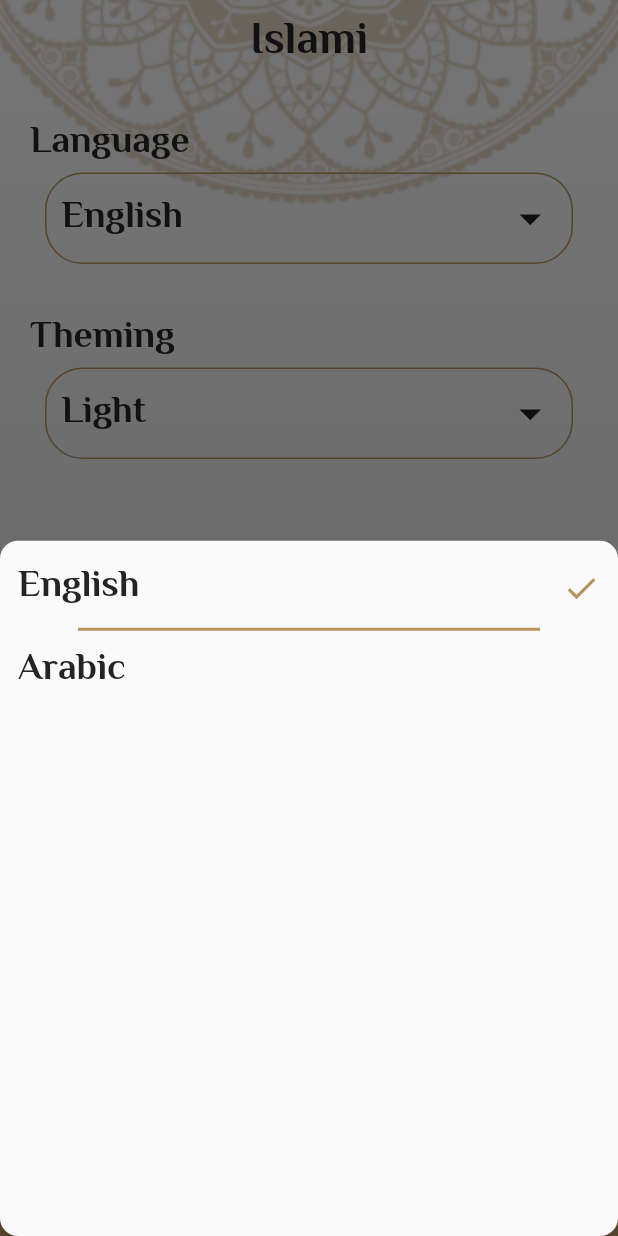
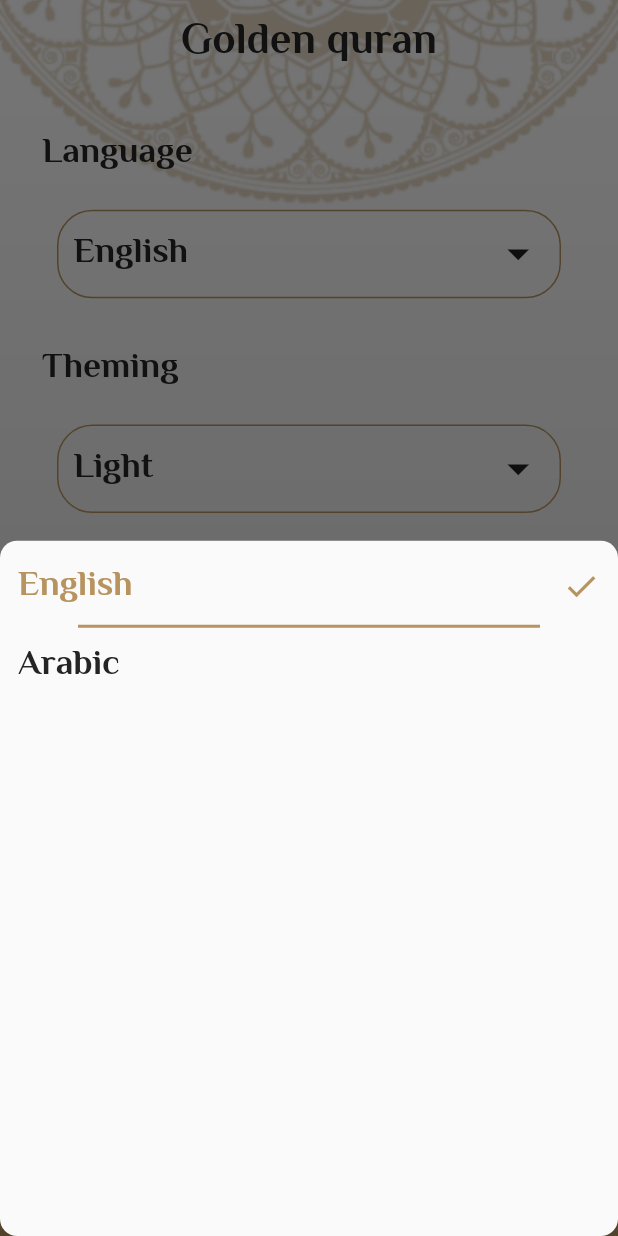
Before and after one commit to esraa-elgrwany/islami_flutter_app, a Flutter app: the screen it shows after launch, item 5 of the bottom bar chosen, after a tap on the "arrow drop down" icon, on a phone screen of 412 x 824 dp. Run offline on Flutter 3.47's test engine with Material 2 defaults, Android fonts, the phone set to English and light mode, and no system bars; our stand-ins replace audioplayers, flutter_screenutil, google_fonts; generated files the repository leaves out were written again; network calls fail.

Commit message:
final app

```diff
--- a/lib/BottomSheets/languagebottomsheet.dart
+++ b/lib/BottomSheets/languagebottomsheet.dart
@@ -24,7 +24,9 @@ class LanguageBottomSheet extends StatelessWidget {
                       .textTheme
                       .bodyMedium
                       ?.copyWith(color:
-                  Theme.of(context).colorScheme.secondary
+                      provider.modeApp==ThemeMode.light?
+                      MyThemeData.primaryColor:
+                      Colors.white
                  ),
                 ),
                 Spacer(),
@@ -52,7 +54,9 @@ class LanguageBottomSheet extends StatelessWidget {
                   style: Theme.of(context)
                       .textTheme
                       .bodyMedium
-                      ?.copyWith(color:  Theme.of(context).colorScheme.secondary
+                      ?.copyWith(color:  provider.modeApp==ThemeMode.dark?
+                  MyThemeData.yellow:
+                  MyThemeData.blackColor
                  ),
                 ),
                 Spacer(),
--- a/lib/hadethdetails.dart
+++ b/lib/hadethdetails.dart
@@ -42,7 +42,7 @@ class _HadethDetailsState extends State<HadethDetails> {
                 padding: const EdgeInsets.all(8.0),
                 child: ListView.separated(
                   separatorBuilder: (context, index) => Divider(
-                    color: Theme.of(context).colorScheme.primary,
+                    color: Theme.of(context).colorScheme.surface,
                     thickness: 1,
                     indent: 40,
                     endIndent: 40,
@@ -52,7 +52,7 @@ class _HadethDetailsState extends State<HadethDetails> {
                         child: Text(args.content[index],
                           style: Theme.of(context).textTheme.bodySmall!.copyWith(
                           color: provider.modeApp==ThemeMode.light?MyThemeData.blackColor:
-                          MyThemeData.yellow,
+                          Colors.white,
                           ),
                           textAlign: TextAlign.center,
                           textDirection: TextDirection.rtl,
--- a/lib/l10n/app_ar.arb
+++ b/lib/l10n/app_ar.arb
@@ -1,5 +1,5 @@
 {
-  "appTitle": "اسلامي",
+  "appTitle":"المصحف الذهبي",
   "suraName": "اسم السورة",
   "ahadeth": "الاحاديث ",
   "arabic": "عربي",
--- a/lib/l10n/app_en.arb
+++ b/lib/l10n/app_en.arb
@@ -1,5 +1,5 @@
 {
-  "appTitle": "Islami",
+  "appTitle": "Golden quran",
   "suraName": "Sura name",
   "ahadeth": "Ahadeth",
   "arabic": "Arabic",
--- a/lib/main.dart
+++ b/lib/main.dart
@@ -1,21 +1,20 @@
 import 'package:flutter/material.dart';
-import 'package:google_fonts/google_fonts.dart';
+import 'package:flutter_screenutil/flutter_screenutil.dart';
 import 'package:islami_project/hadethdetails.dart';
 import 'package:islami_project/homeScreen.dart';
 import 'package:islami_project/mythemedata.dart';
 import 'package:islami_project/providers/my_provider.dart';
-import 'package:islami_project/providers/sura_details_provider.dart';
+import 'package:islami_project/splash_screen.dart';
 import 'package:islami_project/suradetails.dart';
-import 'package:flutter_localizations/flutter_localizations.dart';
 import 'package:flutter_gen/gen_l10n/app_localizations.dart';
 import 'package:provider/provider.dart';
+
 void main() {
   runApp(MultiProvider(providers: [
-    ChangeNotifierProvider(create:(context) => MyProvider(),)
-    ,
-  ],
-
-      child: const MyApp()));
+    ChangeNotifierProvider(
+      create: (context) => MyProvider(),
+    ),
+  ], child: const MyApp()));
 }
 
 class MyApp extends StatelessWidget {
@@ -24,21 +23,27 @@ class MyApp extends StatelessWidget {
   // This widget is the root of your application.
   @override
   Widget build(BuildContext context) {
-    var pro=Provider.of<MyProvider>(context);
-    return MaterialApp(
+    var pro = Provider.of<MyProvider>(context);
+    return  ScreenUtilInit(
+      designSize: const Size(412, 873),
+      minTextAdapt: true,
+      splitScreenMode: true,
+      builder: (context, child) =>MaterialApp(
         localizationsDelegates: AppLocalizations.localizationsDelegates,
         supportedLocales: AppLocalizations.supportedLocales,
         locale: Locale(pro.languageCode),
         debugShowCheckedModeBanner: false,
-      initialRoute: HomeScreen.routeName,
+        initialRoute: SplashScreen.routeName,
         routes: {
+          SplashScreen.routeName:(context) => SplashScreen(),
           HomeScreen.routeName: (context) => HomeScreen(),
           SuraDetails.routeName: (context) => SuraDetails(),
           HadethDetails.routeName: (context) => HadethDetails(),
         },
-      themeMode:pro.modeApp ,
+        themeMode: pro.modeApp,
         theme: MyThemeData.lightTheme,
         darkTheme: MyThemeData.darkTheme,
+      ),
     );
   }
 }
--- a/lib/mythemedata.dart
+++ b/lib/mythemedata.dart
@@ -1,4 +1,5 @@
 import 'package:flutter/material.dart';
+import 'package:flutter_screenutil/flutter_screenutil.dart';
 import 'package:google_fonts/google_fonts.dart';
 
 class MyThemeData{
@@ -31,17 +32,17 @@ class MyThemeData{
       ),
       textTheme: TextTheme(
         bodySmall: GoogleFonts.elMessiri(
-          fontSize: 20,
+          fontSize: 20.sp,
           fontWeight: FontWeight.w400,
           color: blackColor,
         ),
         bodyMedium: GoogleFonts.elMessiri(
-          fontSize: 25,
+          fontSize: 25.sp,
           fontWeight: FontWeight.w700,
           color:Colors.white,
         ),
         bodyLarge: GoogleFonts.elMessiri(
-          fontSize: 30,
+          fontSize: 30.sp,
           fontWeight: FontWeight.bold,
           color: blackColor,
         ),
@@ -77,17 +78,17 @@ class MyThemeData{
       ),
       textTheme: TextTheme(
         bodySmall: GoogleFonts.elMessiri(
-          fontSize: 20,
+          fontSize: 20.sp,
           fontWeight: FontWeight.w400,
           color:Colors.white,
         ),
         bodyMedium: GoogleFonts.elMessiri(
-          fontSize: 25,
+          fontSize: 25.sp,
           fontWeight: FontWeight.w700,
           color:Colors.yellow,
         ),
         bodyLarge: GoogleFonts.elMessiri(
-          fontSize: 30,
+          fontSize: 30.sp,
           fontWeight: FontWeight.bold,
           color:Colors.white,
         ),
--- /dev/null
+++ b/lib/splash_screen.dart
@@ -0,0 +1,34 @@
+import 'dart:async';
+
+import 'package:flutter/material.dart';
+import 'package:islami_project/homeScreen.dart';
+import 'package:islami_project/providers/my_provider.dart';
+import 'package:provider/provider.dart';
+
+class SplashScreen extends StatefulWidget{
+ static const String routeName="splash_screen";
+
+  @override
+  State<SplashScreen> createState() => _SplashScreenState();
+}
+
+class _SplashScreenState extends State<SplashScreen> {
+  @override
+  void initState() {
+    Timer(const Duration(seconds: 2), () {
+      Navigator.pushReplacement(context,MaterialPageRoute(builder:
+      (context) =>  HomeScreen()));
+    });
+    super.initState();
+  }
+  @override
+  Widget build(BuildContext context) {
+    var pro=Provider.of<MyProvider>(context);
+    return Scaffold(
+      body:pro.modeApp==ThemeMode.light?Image.asset("assets/images/splash.png",width: double.infinity
+        ,fit: BoxFit.fill,)
+          :Image.asset("assets/images/dark_back.png",width: double.infinity
+        ,fit: BoxFit.fill,)
+    );
+  }
+}
--- a/lib/suradetails.dart
+++ b/lib/suradetails.dart
@@ -52,7 +52,7 @@ class _SuraDetailsState extends State<SuraDetails> {
                   padding: const EdgeInsets.all(8.0),
                   child: ListView.separated(
                     separatorBuilder: (context, index) =>  Divider(
-                        color: Theme.of(context).colorScheme.primary,
+                        color: Theme.of(context).colorScheme.surface,
                         thickness: 2,
                         indent: 40,
                         endIndent: 40,
@@ -62,7 +62,7 @@ class _SuraDetailsState extends State<SuraDetails> {
                           child: Text(
                        "${pro.verses[index]}(${index+1})",
                         style: Theme.of(context).textTheme.bodySmall!.copyWith(
-                          color: Theme.of(context).colorScheme.secondary,
+                          color: Theme.of(context).colorScheme.onBackground,
                         ),
                         textAlign: TextAlign.center,
                         textDirection: TextDirection.rtl,
--- a/lib/tabs/qurantab.dart
+++ b/lib/tabs/qurantab.dart
@@ -1,4 +1,5 @@
 import 'package:flutter/material.dart';
+import 'package:flutter_screenutil/flutter_screenutil.dart';
 import 'package:islami_project/mythemedata.dart';
 import 'package:islami_project/providers/my_provider.dart';
 import 'package:islami_project/providers/sura_details_provider.dart';
@@ -163,8 +164,8 @@ class QuranTab extends StatelessWidget {
                             ),
                           ),
                           Container(
-                            width: 2,
-                            height: 28,
+                            width: 2.w,
+                            height: 28.h,
                             child: VerticalDivider(
                               color: pro.modeApp == ThemeMode.light
                                   ? MyThemeData.primaryColor
@@ -243,7 +244,7 @@ class QuranTab extends StatelessWidget {
                                 ),
                                 Expanded(
                                   child: Center(
-                                    child:provider.versesLength.length<10?
+                                    child:provider.versesLength.length<15?
                                     CircularProgressIndicator(
                                       color: Theme.of(context).colorScheme.surface,
                                     )
--- a/lib/tabs/settingtab.dart
+++ b/lib/tabs/settingtab.dart
@@ -1,4 +1,5 @@
 import 'package:flutter/material.dart';
+import 'package:flutter_screenutil/flutter_screenutil.dart';
 import 'package:islami_project/BottomSheets/languagebottomsheet.dart';
 import 'package:islami_project/BottomSheets/themingbottomsheet.dart';
 import 'package:islami_project/mythemedata.dart';
@@ -18,7 +19,7 @@ class _SettingTabState extends State<SettingTab> {
   Widget build(BuildContext context) {
     var pro=Provider.of<MyProvider>(context);
     return Padding(
-      padding: const EdgeInsets.all(20),
+      padding: const EdgeInsets.all(28),
       child: Column(
         crossAxisAlignment: CrossAxisAlignment.start,
         children: [
@@ -26,14 +27,15 @@ class _SettingTabState extends State<SettingTab> {
               style: Theme.of(context)
                   .textTheme
                   .bodyMedium!
-                  .copyWith(color: Theme.of(context).colorScheme.secondary)),
+                  .copyWith(color: Theme.of(context).colorScheme.onBackground)),
+           SizedBox(height: 20.h,),
            Container(
               width: double.infinity,
               padding: EdgeInsets.all(10),
-              margin: EdgeInsets.symmetric(horizontal: 10),
+              margin: EdgeInsets.symmetric(horizontal: 10.w),
               decoration: BoxDecoration(
-                  borderRadius: BorderRadius.circular(25),
-                  border: Border.all(color: MyThemeData.primaryColor)),
+                  borderRadius: BorderRadius.circular(25.r),
+                  border: Border.all(color:Theme.of(context).colorScheme.surface)),
               child: Row(
                 children: [
                   Text(pro.languageCode=="en"?AppLocalizations.of(context)!.eng
@@ -41,7 +43,7 @@ class _SettingTabState extends State<SettingTab> {
                       style: Theme.of(context)
                           .textTheme
                           .bodyMedium!
-                          .copyWith(color:Theme.of(context).colorScheme.secondary,)),
+                          .copyWith(color:Theme.of(context).colorScheme.onBackground,)),
                   Spacer(),
                   InkWell(
                       onTap: showLangugeBottomSheet,
@@ -50,24 +52,25 @@ class _SettingTabState extends State<SettingTab> {
               ),
             ),
           SizedBox(
-            height: 30,
+            height: 30.h,
           ),
           Text(AppLocalizations.of(context)!.theme,
               style: Theme.of(context).textTheme.bodyMedium!.copyWith(
-                  color: Theme.of(context).colorScheme.secondary,
+                  color: Theme.of(context).colorScheme.onBackground,
                   )),
+         SizedBox(height: 20.h,),
          Container(
               width: double.infinity,
               padding: EdgeInsets.all(10),
-              margin: EdgeInsets.symmetric(horizontal: 10),
+              margin: EdgeInsets.symmetric(horizontal: 10.w),
               decoration: BoxDecoration(
-                  borderRadius: BorderRadius.circular(25),
-                  border: Border.all(color: MyThemeData.primaryColor)),
+                  borderRadius: BorderRadius.circular(25.r),
+                  border: Border.all(color:Theme.of(context).colorScheme.surface)),
               child: Row(
                 children: [
                   Text(pro.modeApp==ThemeMode.light?AppLocalizations.of(context)!.light:AppLocalizations.of(context)!.dark,
                       style: Theme.of(context).textTheme.bodyMedium!.copyWith(
-                          color: Theme.of(context).colorScheme.secondary,
+                          color: Theme.of(context).colorScheme.onBackground,
                           )),
                   Spacer(),
                   InkWell(
@@ -86,7 +89,7 @@ class _SettingTabState extends State<SettingTab> {
       context: context,
       //isScrollControlled: true,
       shape: OutlineInputBorder(
-          borderRadius: BorderRadius.circular(12),
+          borderRadius: BorderRadius.circular(12.r),
           borderSide: BorderSide(color: Colors.transparent)),
       builder: (context) => LanguageBottomSheet(),
     );
@@ -97,7 +100,7 @@ class _SettingTabState extends State<SettingTab> {
       context: context,
       //isScrollControlled: true,
       shape: OutlineInputBorder(
-          borderRadius: BorderRadius.circular(12),
+          borderRadius: BorderRadius.circular(12.r),
           borderSide: BorderSide(color: Colors.transparent)),
       builder: (context) => ThemingBottomSheet(),
     );
--- a/pubspec.yaml
+++ b/pubspec.yaml
@@ -37,10 +37,13 @@ dependencies:
   cupertino_icons: ^1.0.2
   google_fonts: ^5.1.0
   flutter_animate: ^4.2.0+1
+  flutter_screenutil: ^5.9.0
+  audioplayers: ^5.2.1
   flutter_localizations:
     sdk: flutter
   intl: ^0.18.1
   provider: ^6.0.5
+  http: ^1.1.0
 
 dev_dependencies:
   flutter_test:
```
Also changed, not shown: lib/data/api_manager.dart (added, +18 -0 lines), lib/data/model/RadioModel.dart (added, +48 -0 lines), lib/radio_item.dart (added, +56 -0 lines), lib/tabs/radiotab.dart (+49 -12 lines), lib/tabs/sebha.dart (+13 -12 lines), pubspec.lock, 1 other file. Lines whose indentation alone changed are shown as unchanged.
